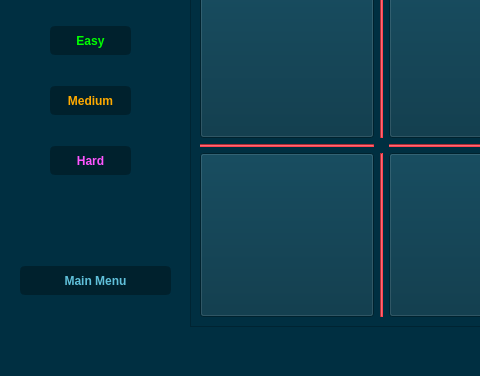
This is GUI_Tic_Tac_Toe/pvai.ui in mo2menwael/Advanced-Tic-Tac-Toe as Qt 5 draws it before an edit; both pictures show x 0 to 480 and y 224 to 600 of the 789 by 600 pixel window. The edited form follows.
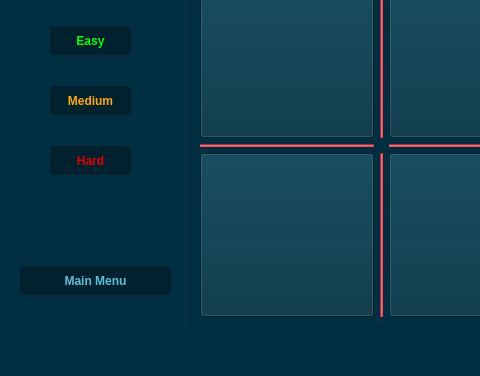
This is the edited form.

Commit message: update ai hard color

Diff of the .ui file:
```diff
--- a/GUI_Tic_Tac_Toe/pvai.ui
+++ b/GUI_Tic_Tac_Toe/pvai.ui
@@ -129,7 +129,7 @@
    </property>
    <property name="styleSheet">
     <string notr="true">QPushButton{
-color: rgb(255, 85, 255);
+color: rgb(225, 0, 0);
 background-color: rgb(0, 33, 45);
 border: 3px solid;
 border-radius: 5px;
```
The commit also changes 1 other file.
